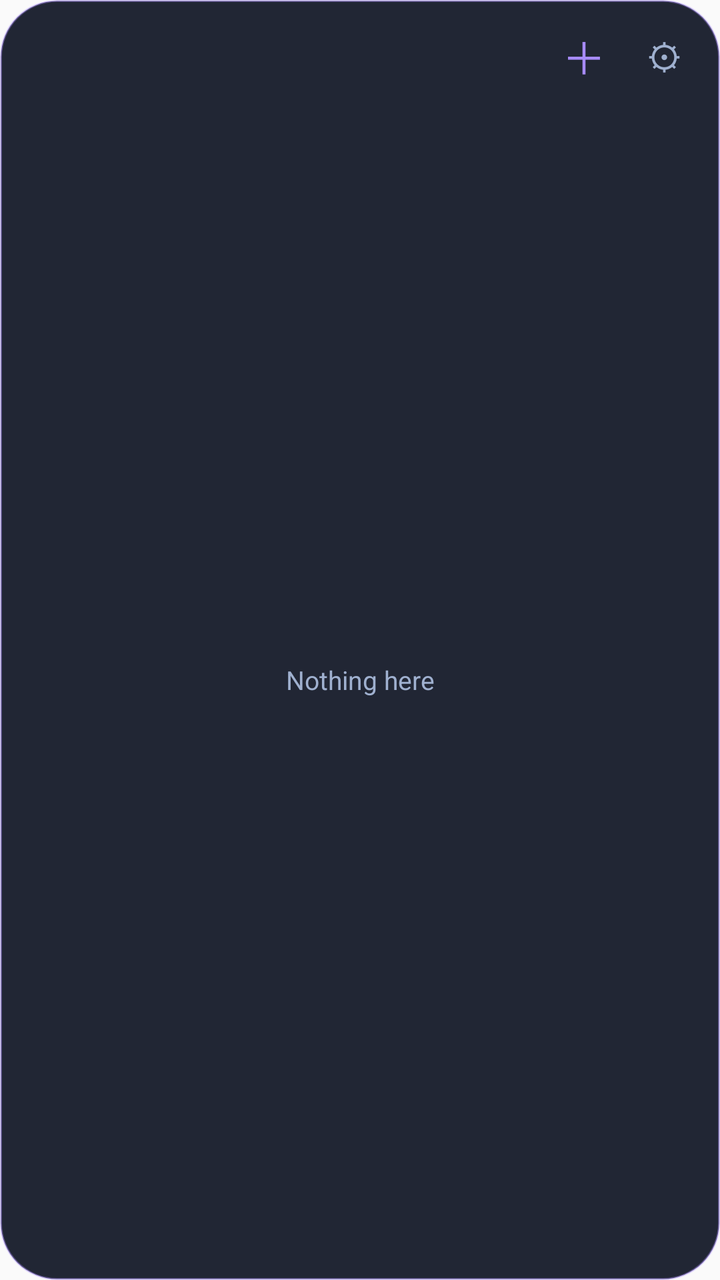
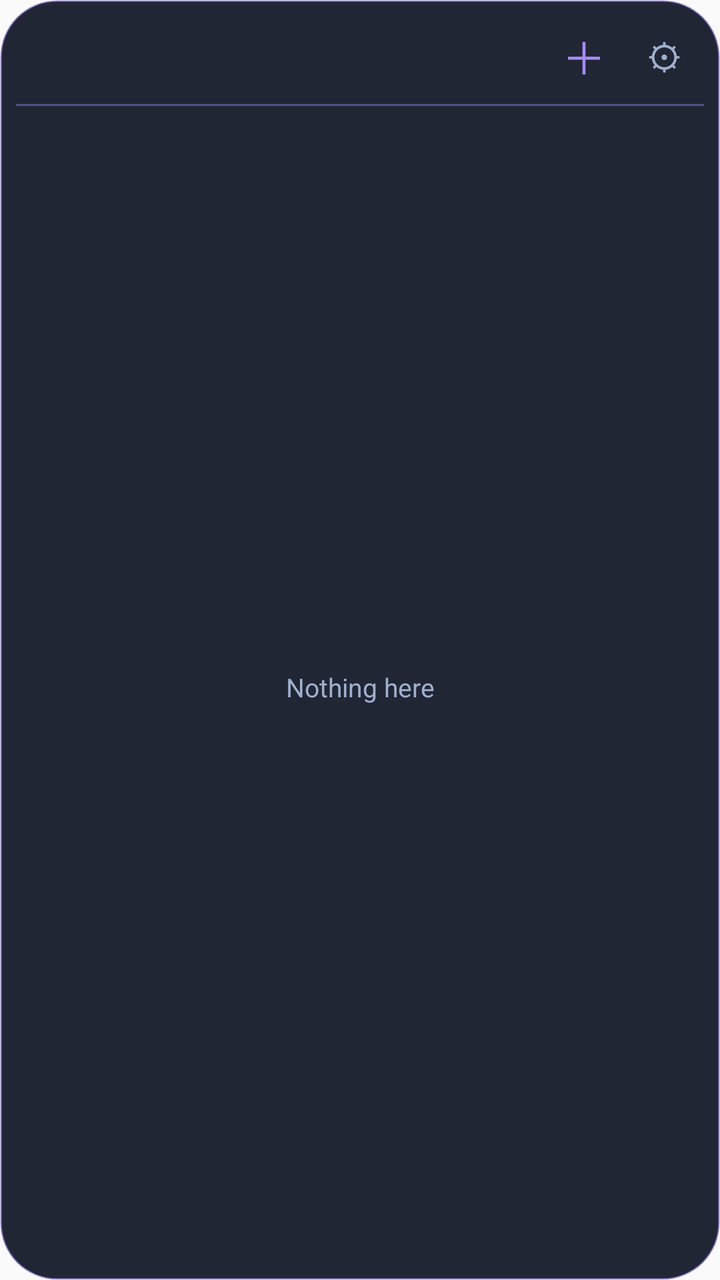

Two renders of the same Android screen: before a commit and after it. Below are the layout's source before the change and the commit's diff.
<!-- AndroidManifest.xml: application theme AppTheme -->
<!-- res/layout/widget_todo_list.xml -->
<?xml version="1.0" encoding="utf-8"?>
<LinearLayout xmlns:android="http://schemas.android.com/apk/res/android"
    android:layout_width="match_parent"
    android:layout_height="match_parent"
    android:background="@drawable/widget_bg"
    android:orientation="vertical"
    android:padding="8dp">

    <LinearLayout
        android:layout_width="match_parent"
        android:layout_height="wrap_content"
        android:gravity="center_vertical"
        android:orientation="horizontal">

        <LinearLayout
            android:id="@+id/widget_todo_header"
            android:layout_width="0dp"
            android:layout_height="wrap_content"
            android:layout_weight="1"
            android:orientation="vertical"
            android:paddingStart="4dp">

            <TextView
                android:id="@+id/widget_todo_title"
                android:layout_width="wrap_content"
                android:layout_height="wrap_content"
                android:textColor="@color/widget_todo"
                android:textSize="15sp"
                android:textStyle="bold" />

            <TextView
                android:id="@+id/widget_todo_summary"
                android:layout_width="wrap_content"
                android:layout_height="wrap_content"
                android:ellipsize="end"
                android:maxLines="1"
                android:textColor="@color/widget_dim"
                android:textSize="11sp" />
        </LinearLayout>

        <TextView
            android:id="@+id/widget_todo_add"
            android:layout_width="40dp"
            android:layout_height="40dp"
            android:contentDescription="@string/quick_add_widget"
            android:gravity="center"
            android:text="＋"
            android:textColor="@color/widget_todo"
            android:textSize="22sp" />

        <TextView
            android:id="@+id/widget_todo_settings"
            android:layout_width="40dp"
            android:layout_height="40dp"
            android:contentDescription="@string/todo_widget_settings"
            android:gravity="center"
            android:text="⚙"
            android:textColor="@color/widget_dim"
            android:textSize="18sp" />
    </LinearLayout>

    <FrameLayout
        android:layout_width="match_parent"
        android:layout_height="0dp"
        android:layout_weight="1">

        <ListView
            android:id="@+id/widget_todo_list"
            android:layout_width="match_parent"
            android:layout_height="match_parent"
            android:divider="@null" />

        <TextView
            android:id="@+id/widget_todo_empty"
            android:layout_width="match_parent"
            android:layout_height="match_parent"
            android:gravity="center"
            android:text="@string/todo_widget_empty"
            android:textColor="@color/widget_dim"
            android:textSize="13sp" />
    </FrameLayout>
</LinearLayout>
<!-- resources referenced by this layout -->
<resources>
  <color name="widget_dim">#9FB0CF</color>
  <color name="widget_todo">#A78BFA</color>
  <!-- drawable widget_bg (drawable) -->
  <?xml version="1.0" encoding="utf-8"?>
  <shape xmlns:android="http://schemas.android.com/apk/res/android" android:shape="rectangle">
      <solid android:color="@color/widget_bg" />
      <corners android:radius="@android:dimen/system_app_widget_background_radius" />
      <stroke android:width="1dp" android:color="@color/widget_edge" />
  </shape>
  <string name="quick_add_widget">Add todo</string>
  <string name="todo_widget_empty">Nothing here</string>
  <string name="todo_widget_settings">Widget settings</string>
  <style name="AppTheme" parent="Theme.AppCompat.Light.DarkActionBar">
          <item name="colorPrimary">@color/app_background</item>
          <item name="colorPrimaryDark">@color/app_background</item>
          <item name="colorAccent">@color/now_red</item>
      </style>
  <color name="widget_bg">#E60B1020</color>
  <color name="widget_edge">#66A78BFA</color>
  <color name="app_background">#02040C</color>
  <color name="now_red">#FF3B5C</color>
</resources>

<!-- the commit's change to res/layout/widget_todo_list.xml (unified diff, before → after) -->
@@ -59,6 +59,14 @@
             android:textSize="18sp" />
     </LinearLayout>
 
+    
+    <FrameLayout
+        android:layout_width="match_parent"
+        android:layout_height="1dp"
+        android:layout_marginTop="4dp"
+        android:layout_marginBottom="2dp"
+        android:background="@color/widget_edge" />
+
     <FrameLayout
         android:layout_width="match_parent"
         android:layout_height="0dp"
@@ -68,7 +76,9 @@
             android:id="@+id/widget_todo_list"
             android:layout_width="match_parent"
             android:layout_height="match_parent"
-            android:divider="@null" />
+            android:divider="@null"
+            android:scrollbars="vertical"
+            android:fadeScrollbars="true" />
 
         <TextView
             android:id="@+id/widget_todo_empty"
